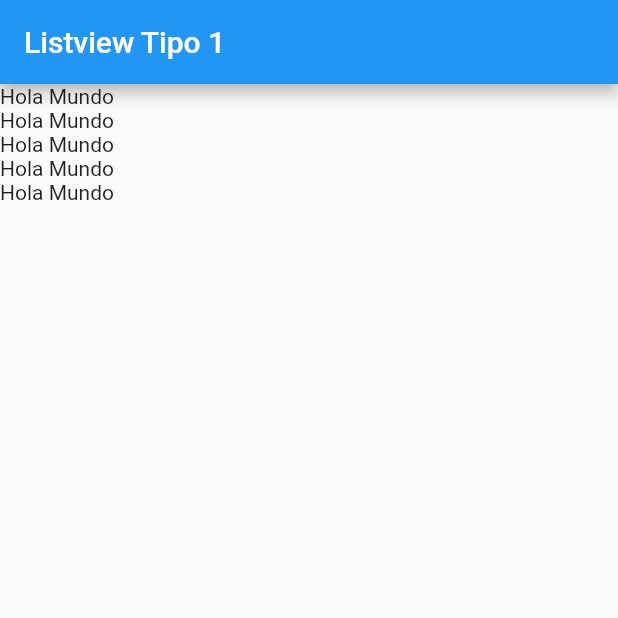
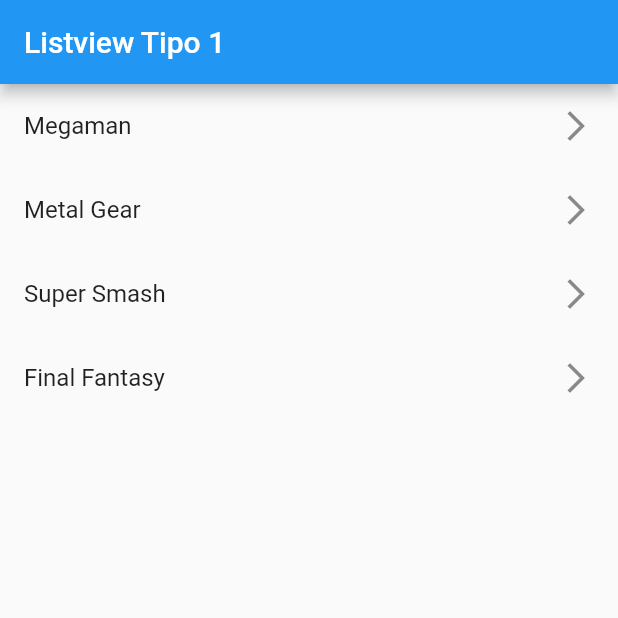
Before and after one commit to lgramirez/flutter-counter-app, a Flutter app: the screen it shows after launch, on a phone screen of 412 x 824 dp, the top half of it. Run offline on Flutter 3.47's test engine with Material 2 defaults, Android fonts, the phone set to English and light mode, and no system bars.

Commit message:
ListTiles from static list

```diff
--- a/lib/screens/listview1_screen.dart
+++ b/lib/screens/listview1_screen.dart
@@ -1,6 +1,13 @@
 import 'package:flutter/material.dart';
 
 class ListView1Screen extends StatelessWidget {
+  final options = const [
+    'Megaman',
+    'Metal Gear',
+    'Super Smash',
+    'Final Fantasy'
+  ];
+
   const ListView1Screen({Key? key}) : super(key: key);
 
   @override
@@ -10,12 +17,13 @@ class ListView1Screen extends StatelessWidget {
           title: const Text("Listview Tipo 1"),
         ),
         body: ListView(
-          children: const [
-            Text("Hola Mundo"),
-            Text("Hola Mundo"),
-            Text("Hola Mundo"),
-            Text("Hola Mundo"),
-            Text("Hola Mundo"),
+          children: [
+            ...options
+                .map((game) => ListTile(
+                      trailing: const Icon(Icons.arrow_forward_ios_outlined),
+                      title: Text(game),
+                    ))
+                .toList()
           ],
         ));
   }
```
